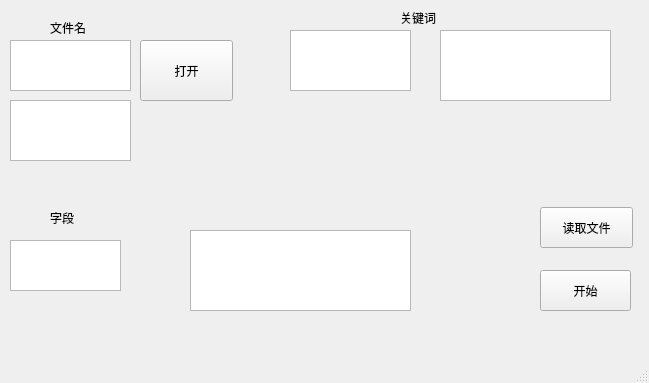
First picture: the form in untitled.ui, repository captain-fat/Process_excel, before the edit.
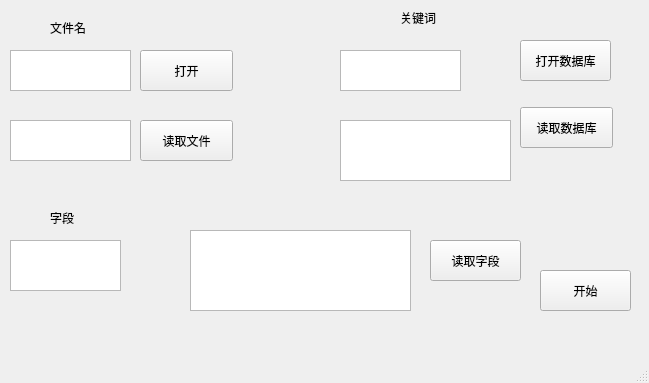
Second picture: the form after the edit.

Commit message: 增加对TXT文件读取，对其中关键词在excel特定列中进行查找并对相应单元格增加“+注意”

What changed in the file:
```diff
--- a/untitled.ui
+++ b/untitled.ui
@@ -18,9 +18,9 @@
     <property name="geometry">
      <rect>
       <x>10</x>
-      <y>40</y>
+      <y>50</y>
       <width>121</width>
-      <height>51</height>
+      <height>41</height>
      </rect>
     </property>
     <property name="html">
@@ -34,10 +34,10 @@
    <widget class="QTextEdit" name="keywords">
     <property name="geometry">
      <rect>
-      <x>290</x>
-      <y>30</y>
+      <x>340</x>
+      <y>50</y>
       <width>121</width>
-      <height>61</height>
+      <height>41</height>
      </rect>
     </property>
     <property name="html">
@@ -81,10 +81,10 @@
    <widget class="QTextBrowser" name="keywords_display">
     <property name="geometry">
      <rect>
-      <x>440</x>
-      <y>30</y>
+      <x>340</x>
+      <y>120</y>
       <width>171</width>
-      <height>71</height>
+      <height>61</height>
      </rect>
     </property>
    </widget>
@@ -140,8 +140,8 @@
    <widget class="QPushButton" name="read_file">
     <property name="geometry">
      <rect>
-      <x>540</x>
-      <y>207</y>
+      <x>140</x>
+      <y>120</y>
       <width>93</width>
       <height>41</height>
      </rect>
@@ -154,9 +154,9 @@
     <property name="geometry">
      <rect>
       <x>10</x>
-      <y>100</y>
+      <y>120</y>
       <width>121</width>
-      <height>61</height>
+      <height>41</height>
      </rect>
     </property>
    </widget>
@@ -164,15 +164,54 @@
     <property name="geometry">
      <rect>
       <x>140</x>
-      <y>40</y>
+      <y>50</y>
       <width>93</width>
-      <height>61</height>
+      <height>41</height>
      </rect>
     </property>
     <property name="text">
      <string>打开</string>
     </property>
    </widget>
+   <widget class="QPushButton" name="bt_opendatabase">
+    <property name="geometry">
+     <rect>
+      <x>520</x>
+      <y>40</y>
+      <width>91</width>
+      <height>41</height>
+     </rect>
+    </property>
+    <property name="text">
+     <string>打开数据库</string>
+    </property>
+   </widget>
+   <widget class="QPushButton" name="bt_readdatabase">
+    <property name="geometry">
+     <rect>
+      <x>520</x>
+      <y>107</y>
+      <width>93</width>
+      <height>41</height>
+     </rect>
+    </property>
+    <property name="text">
+     <string>读取数据库</string>
+    </property>
+   </widget>
+   <widget class="QToolButton" name="bt_read_columns">
+    <property name="geometry">
+     <rect>
+      <x>430</x>
+      <y>240</y>
+      <width>91</width>
+      <height>41</height>
+     </rect>
+    </property>
+    <property name="text">
+     <string>读取字段</string>
+    </property>
+   </widget>
   </widget>
   <widget class="QMenuBar" name="menubar">
    <property name="geometry">
```
The commit also changes 3 other files.
